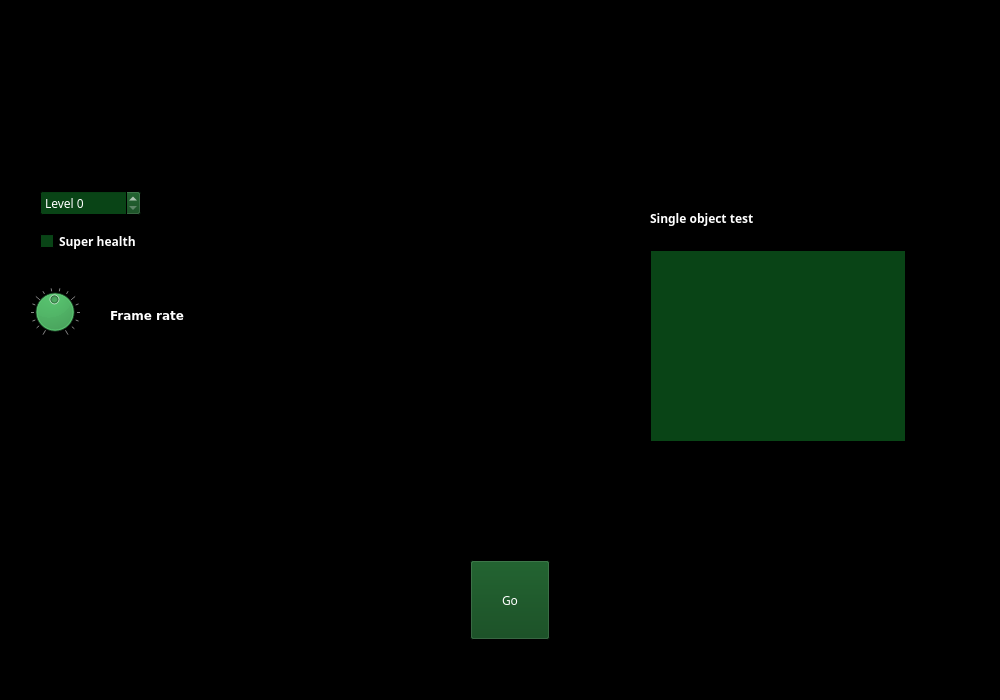
Above: qt/cheat_page.ui from cp-helsinge/2020-2-game before the change. Below: the same form after it.
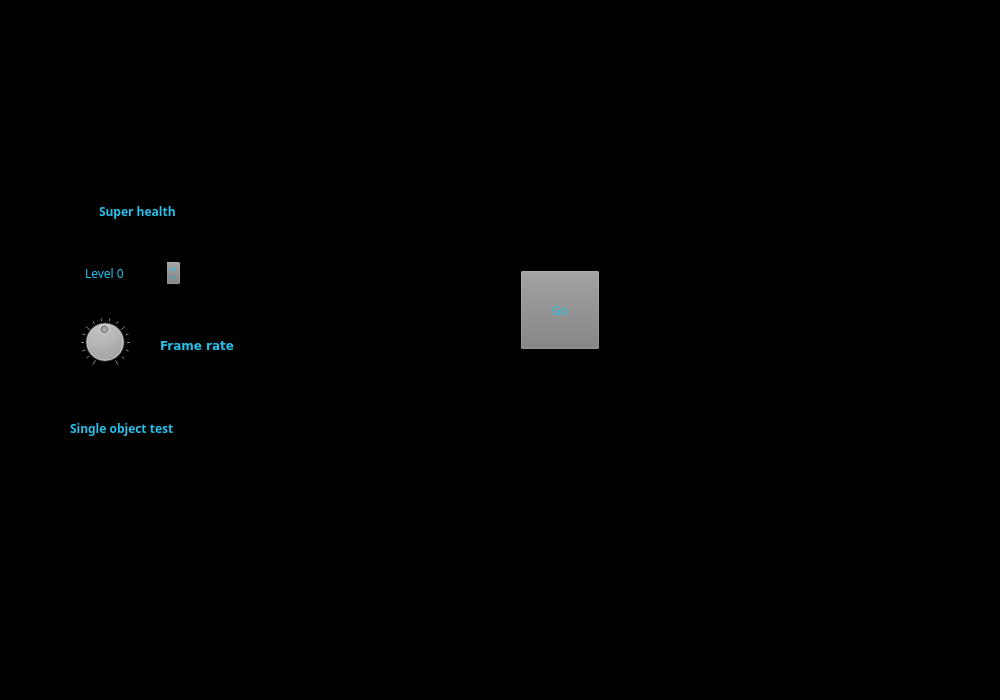
That is the form after the change.

The edit to the form file:
```diff
--- a/qt/cheat_page.ui
+++ b/qt/cheat_page.ui
@@ -16,18 +16,18 @@
      <colorrole role="WindowText">
       <brush brushstyle="SolidPattern">
        <color alpha="255">
-        <red>255</red>
-        <green>255</green>
-        <blue>255</blue>
+        <red>38</red>
+        <green>192</green>
+        <blue>235</blue>
        </color>
       </brush>
      </colorrole>
      <colorrole role="Button">
       <brush brushstyle="SolidPattern">
        <color alpha="255">
-        <red>9</red>
-        <green>68</green>
-        <blue>22</blue>
+        <red>127</red>
+        <green>127</green>
+        <blue>127</blue>
        </color>
       </brush>
      </colorrole>
@@ -43,9 +43,9 @@
      <colorrole role="Text">
       <brush brushstyle="SolidPattern">
        <color alpha="255">
-        <red>255</red>
-        <green>255</green>
-        <blue>255</blue>
+        <red>38</red>
+        <green>193</green>
+        <blue>236</blue>
        </color>
       </brush>
      </colorrole>
@@ -61,18 +61,18 @@
      <colorrole role="ButtonText">
       <brush brushstyle="SolidPattern">
        <color alpha="255">
-        <red>255</red>
-        <green>255</green>
-        <blue>255</blue>
+        <red>38</red>
+        <green>192</green>
+        <blue>235</blue>
        </color>
       </brush>
      </colorrole>
      <colorrole role="Base">
       <brush brushstyle="SolidPattern">
        <color alpha="255">
-        <red>9</red>
-        <green>68</green>
-        <blue>22</blue>
+        <red>0</red>
+        <green>0</green>
+        <blue>0</blue>
        </color>
       </brush>
      </colorrole>
@@ -99,18 +99,18 @@
      <colorrole role="WindowText">
       <brush brushstyle="SolidPattern">
        <color alpha="255">
-        <red>255</red>
-        <green>255</green>
-        <blue>255</blue>
+        <red>38</red>
+        <green>192</green>
+        <blue>235</blue>
        </color>
       </brush>
      </colorrole>
      <colorrole role="Button">
       <brush brushstyle="SolidPattern">
        <color alpha="255">
-        <red>9</red>
-        <green>68</green>
-        <blue>22</blue>
+        <red>127</red>
+        <green>127</green>
+        <blue>127</blue>
        </color>
       </brush>
      </colorrole>
@@ -126,9 +126,9 @@
      <colorrole role="Text">
       <brush brushstyle="SolidPattern">
        <color alpha="255">
-        <red>255</red>
-        <green>255</green>
-        <blue>255</blue>
+        <red>38</red>
+        <green>193</green>
+        <blue>236</blue>
        </color>
       </brush>
      </colorrole>
@@ -144,18 +144,18 @@
      <colorrole role="ButtonText">
       <brush brushstyle="SolidPattern">
        <color alpha="255">
-        <red>255</red>
-        <green>255</green>
-        <blue>255</blue>
+        <red>38</red>
+        <green>192</green>
+        <blue>235</blue>
        </color>
       </brush>
      </colorrole>
      <colorrole role="Base">
       <brush brushstyle="SolidPattern">
        <color alpha="255">
-        <red>9</red>
-        <green>68</green>
-        <blue>22</blue>
+        <red>0</red>
+        <green>0</green>
+        <blue>0</blue>
        </color>
       </brush>
      </colorrole>
@@ -191,9 +191,9 @@
      <colorrole role="Button">
       <brush brushstyle="SolidPattern">
        <color alpha="255">
-        <red>9</red>
-        <green>68</green>
-        <blue>22</blue>
+        <red>127</red>
+        <green>127</green>
+        <blue>127</blue>
        </color>
       </brush>
      </colorrole>
@@ -277,8 +277,8 @@
   <widget class="QPushButton" name="go_button">
    <property name="geometry">
     <rect>
-     <x>470</x>
-     <y>560</y>
+     <x>520</x>
+     <y>270</y>
      <width>80</width>
      <height>80</height>
     </rect>
@@ -290,49 +290,12 @@
   <widget class="QCheckBox" name="super_health">
    <property name="geometry">
     <rect>
-     <x>40</x>
-     <y>230</y>
+     <x>80</x>
+     <y>200</y>
      <width>151</width>
      <height>23</height>
     </rect>
    </property>
-   <property name="palette">
-    <palette>
-     <active>
-      <colorrole role="Button">
-       <brush brushstyle="SolidPattern">
-        <color alpha="255">
-         <red>78</red>
-         <green>154</green>
-         <blue>6</blue>
-        </color>
-       </brush>
-      </colorrole>
-     </active>
-     <inactive>
-      <colorrole role="Button">
-       <brush brushstyle="SolidPattern">
-        <color alpha="255">
-         <red>78</red>
-         <green>154</green>
-         <blue>6</blue>
-        </color>
-       </brush>
-      </colorrole>
-     </inactive>
-     <disabled>
-      <colorrole role="Button">
-       <brush brushstyle="SolidPattern">
-        <color alpha="255">
-         <red>78</red>
-         <green>154</green>
-         <blue>6</blue>
-        </color>
-       </brush>
-      </colorrole>
-     </disabled>
-    </palette>
-   </property>
    <property name="font">
     <font>
      <family>Sans</family>
@@ -347,8 +310,8 @@
   <widget class="QSpinBox" name="level">
    <property name="geometry">
     <rect>
-     <x>40</x>
-     <y>190</y>
+     <x>80</x>
+     <y>260</y>
      <width>101</width>
      <height>26</height>
     </rect>
@@ -366,76 +329,12 @@
   <widget class="QListWidget" name="game_object">
    <property name="geometry">
     <rect>
-     <x>650</x>
-     <y>250</y>
+     <x>70</x>
+     <y>450</y>
      <width>256</width>
      <height>192</height>
     </rect>
    </property>
-   <property name="palette">
-    <palette>
-     <active>
-      <colorrole role="WindowText">
-       <brush brushstyle="SolidPattern">
-        <color alpha="255">
-         <red>255</red>
-         <green>255</green>
-         <blue>255</blue>
-        </color>
-       </brush>
-      </colorrole>
-      <colorrole role="Text">
-       <brush brushstyle="SolidPattern">
-        <color alpha="255">
-         <red>0</red>
-         <green>0</green>
-         <blue>0</blue>
-        </color>
-       </brush>
-      </colorrole>
-     </active>
-     <inactive>
-      <colorrole role="WindowText">
-       <brush brushstyle="SolidPattern">
-        <color alpha="255">
-         <red>255</red>
-         <green>255</green>
-         <blue>255</blue>
-        </color>
-       </brush>
-      </colorrole>
-      <colorrole role="Text">
-       <brush brushstyle="SolidPattern">
-        <color alpha="255">
-         <red>0</red>
-         <green>0</green>
-         <blue>0</blue>
-        </color>
-       </brush>
-      </colorrole>
-     </inactive>
-     <disabled>
-      <colorrole role="WindowText">
-       <brush brushstyle="SolidPattern">
-        <color alpha="255">
-         <red>190</red>
-         <green>190</green>
-         <blue>190</blue>
-        </color>
-       </brush>
-      </colorrole>
-      <colorrole role="Text">
-       <brush brushstyle="SolidPattern">
-        <color alpha="255">
-         <red>190</red>
-         <green>190</green>
-         <blue>190</blue>
-        </color>
-       </brush>
-      </colorrole>
-     </disabled>
-    </palette>
-   </property>
    <property name="font">
     <font>
      <family>Sans</family>
@@ -448,12 +347,49 @@
   <widget class="QLabel" name="label_2">
    <property name="geometry">
     <rect>
-     <x>650</x>
-     <y>210</y>
+     <x>70</x>
+     <y>420</y>
      <width>191</width>
      <height>17</height>
     </rect>
    </property>
+   <property name="palette">
+    <palette>
+     <active>
+      <colorrole role="ButtonText">
+       <brush brushstyle="SolidPattern">
+        <color alpha="255">
+         <red>38</red>
+         <green>192</green>
+         <blue>235</blue>
+        </color>
+       </brush>
+      </colorrole>
+     </active>
+     <inactive>
+      <colorrole role="ButtonText">
+       <brush brushstyle="SolidPattern">
+        <color alpha="255">
+         <red>38</red>
+         <green>192</green>
+         <blue>235</blue>
+        </color>
+       </brush>
+      </colorrole>
+     </inactive>
+     <disabled>
+      <colorrole role="ButtonText">
+       <brush brushstyle="SolidPattern">
+        <color alpha="255">
+         <red>190</red>
+         <green>190</green>
+         <blue>190</blue>
+        </color>
+       </brush>
+      </colorrole>
+     </disabled>
+    </palette>
+   </property>
    <property name="font">
     <font>
      <family>Sans</family>
@@ -468,8 +404,8 @@
   <widget class="QDial" name="frame_rate">
    <property name="geometry">
     <rect>
-     <x>30</x>
-     <y>280</y>
+     <x>80</x>
+     <y>310</y>
      <width>50</width>
      <height>64</height>
     </rect>
@@ -496,8 +432,8 @@
   <widget class="QLabel" name="label">
    <property name="geometry">
     <rect>
-     <x>110</x>
-     <y>300</y>
+     <x>160</x>
+     <y>330</y>
      <width>121</width>
      <height>31</height>
     </rect>
```
